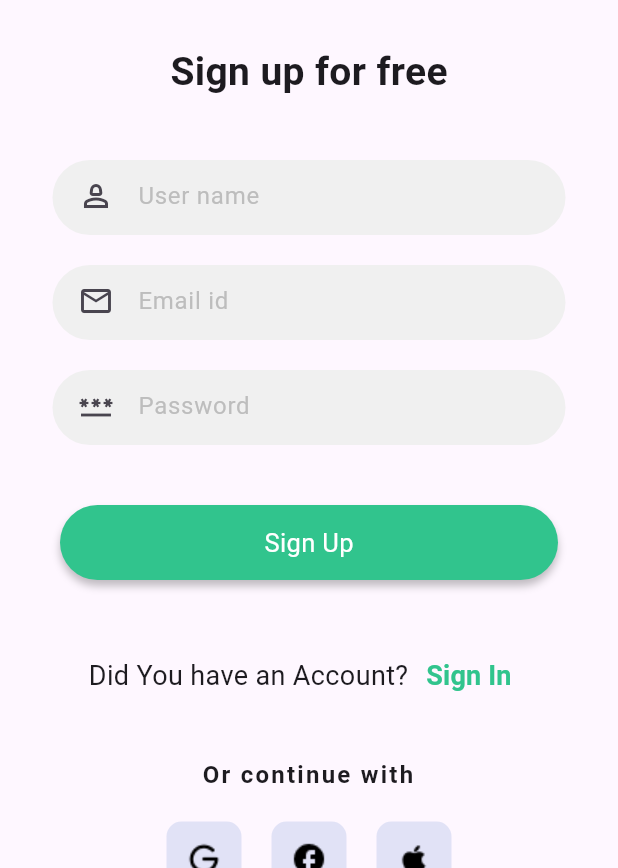
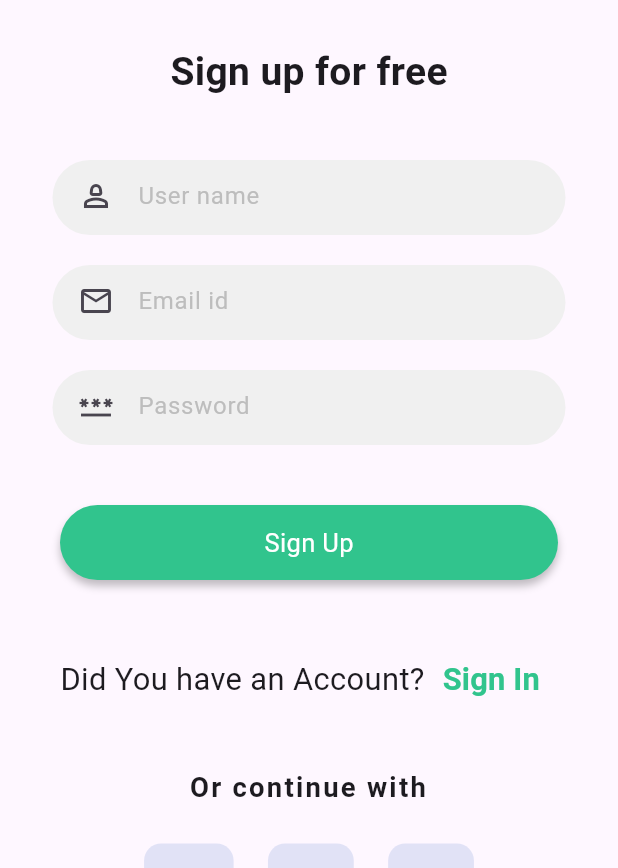
Before and after one commit to Aksharpatel06/chat_app, a Flutter app: the SignUpPage screen opened by its route, on a phone screen of 412 x 824 dp, the part 368-1236 px from its top. Run offline on Flutter 3.47's test engine with Material 3 defaults, Android fonts, the phone set to English and light mode, and no system bars; our stand-ins replace cloud_firestore, firebase_auth, firebase_core, flutter_local_notifications, flutter_screenutil, fluttertoast and 4 more; accounts and stored records are empty; statements that could not run were skipped.

Commit message:
26-08-2024

```diff
--- a/lib/view/controller/theme_controller.dart
+++ b/lib/view/controller/theme_controller.dart
@@ -3,22 +3,21 @@ import 'package:get/get.dart';
 
 class ThemeController extends GetxController {
   var themeMode = ThemeMode.system.obs;
+  var isTextFiled = const Color(0xffF0F0F0).obs;
 
   @override
   void onInit() {
     // TODO: implement onInit
     super.onInit();
-    if(ThemeMode.system==ThemeMode.dark)
-      {
-        print("${themeMode}---- dark");
-      }else if(ThemeMode.system==ThemeMode.light){
-        print("${themeMode}---- light");
-
-    }else{
+    if (ThemeMode.system == ThemeMode.dark) {
+      print("${themeMode}---- dark");
+    } else if (ThemeMode.system == ThemeMode.light) {
+      print("${themeMode}---- light");
+    } else {
       print('hello');
     }
+  }
 
-  }
   void changeMode() {
     if (themeMode.value == ThemeMode.dark) {
       themeMode.value = ThemeMode.light;
--- a/lib/view/helper/google_firebase_services.dart
+++ b/lib/view/helper/google_firebase_services.dart
@@ -116,12 +116,12 @@ class GoogleFirebaseServices {
 
   User? currentUser() {
     User? user = auth.currentUser;
-    if (user != null) {
-      print("email:${user.email}");
+    // if (user != null) {
+      print("email:${user!.email}");
       print(user.displayName);
       print("phone:${user.phoneNumber}");
       print(user.photoURL);
-    }
+    // }
     return user;
   }
 
--- a/lib/view/helper/notification_services.dart
+++ b/lib/view/helper/notification_services.dart
@@ -35,7 +35,6 @@ class NotificationServices {
 
     NotificationDetails notificationDetails =
     NotificationDetails(android: androidNotificationDetails);
-
     await flutterLocalNotificationsPlugin.show(
         id,
         title,
--- a/lib/view/screen/chat/componects/textfield_button.dart
+++ b/lib/view/screen/chat/componects/textfield_button.dart
@@ -69,6 +69,8 @@ class MessageTextFieldAndButton extends StatelessWidget {
                 () => FloatingActionButton(
                   shape: const CircleBorder(),
                   onPressed: () {
+                    if(controller.txtChats.text.isNotEmpty)
+                      {
                         Map<String, dynamic> chat = {
                           'sender': GoogleFirebaseServices.googleFirebaseServices
                               .currentUser()!
@@ -91,6 +93,7 @@ class MessageTextFieldAndButton extends StatelessWidget {
                           controller.receiverEmail.value,
                         );
                         controller.txtChats.clear();
+                      }
                   },
                   child: controller.chatMessage.value.isEmpty
                       ? const Icon(Icons.mic)
--- a/lib/view/screen/home/home_page.dart
+++ b/lib/view/screen/home/home_page.dart
@@ -13,8 +13,11 @@ class HomePage extends StatelessWidget {
 
   @override
   Widget build(BuildContext context) {
+
+
     ThemeController themeController = Get.find();
     ChatController chatController = Get.find();
+
     return Scaffold(
       appBar: AppBar(
         automaticallyImplyLeading: false,
--- a/lib/view/screen/sign/componects/continue_with_other_browser.dart
+++ b/lib/view/screen/sign/componects/continue_with_other_browser.dart
@@ -1,5 +1,6 @@
 import 'package:chat_app/view/helper/google_firebase_services.dart';
 import 'package:flutter/material.dart';
+import 'package:flutter_screenutil/flutter_screenutil.dart';
 import 'package:fluttertoast/fluttertoast.dart';
 import 'package:get/get.dart';
 
@@ -15,17 +16,17 @@ class ContinueWithOtherBrowser extends StatelessWidget {
   Widget build(BuildContext context) {
     return Column(
       children: [
-        const SizedBox(
-          height: 10,
+         SizedBox(
+          height: 10.h,
         ),
         Row(
           mainAxisAlignment: MainAxisAlignment.center,
           children: [
-            const Text(
+             Text(
               'Did You have an Account?',
               textAlign: TextAlign.center,
               style: TextStyle(
-                fontSize: 18,
+                fontSize: 18.sp,
                 fontWeight: FontWeight.w400,
               ),
             ),
@@ -40,8 +41,8 @@ class ContinueWithOtherBrowser extends StatelessWidget {
               child: Text(
                 sign,
                 textAlign: TextAlign.center,
-                style: const TextStyle(
-                  fontSize: 18,
+                style:  TextStyle(
+                  fontSize: 18.sp,
                   color: Color(0xff31C48D),
                   fontWeight: FontWeight.w600,
                 ),
@@ -49,20 +50,20 @@ class ContinueWithOtherBrowser extends StatelessWidget {
             ),
           ],
         ),
-        const SizedBox(
-          height: 30,
+         SizedBox(
+          height: 30.h,
         ),
-        const Text(
+         Text(
           'Or continue with',
           textAlign: TextAlign.center,
           style: TextStyle(
-            fontSize: 16,
+            fontSize: 16.sp,
             letterSpacing: 1.5,
             fontWeight: FontWeight.w600,
           ),
         ),
-        const SizedBox(
-          height: 20,
+         SizedBox(
+          height: 20.h,
         ),
         Row(
           mainAxisAlignment: MainAxisAlignment.center,
@@ -78,10 +79,10 @@ class ContinueWithOtherBrowser extends StatelessWidget {
                 }
               },
               child: Container(
-                height: 50,
-                width: 50,
+                height: 50.h,
+                width: 50.h,
                 decoration: BoxDecoration(
-                  borderRadius: BorderRadius.circular(10),
+                  borderRadius: BorderRadius.circular(10.r),
                   color: const Color(0xffc5cdee).withOpacity(0.5),
                   image: const DecorationImage(
                     image: AssetImage('asset/sign in/google.png'),
@@ -89,16 +90,16 @@ class ContinueWithOtherBrowser extends StatelessWidget {
                 ),
               ),
             ),
-            const SizedBox(
-              width: 20,
+             SizedBox(
+              width: 20.w,
             ),
             GestureDetector(
               onTap: () async {},
               child: Container(
-                height: 50,
-                width: 50,
+                height: 50.h,
+                width: 50.w,
                 decoration: BoxDecoration(
-                  borderRadius: BorderRadius.circular(10),
+                  borderRadius: BorderRadius.circular(10.r),
                   color: const Color(0xffc5cdee).withOpacity(0.5),
                   image: const DecorationImage(
                     image: AssetImage('asset/sign in/facebook.png'),
@@ -106,14 +107,14 @@ class ContinueWithOtherBrowser extends StatelessWidget {
                 ),
               ),
             ),
-            const SizedBox(
-              width: 20,
+             SizedBox(
+              width: 20.w,
             ),
             Container(
-              height: 50,
-              width: 50,
+              height: 50.h,
+              width: 50.w,
               decoration: BoxDecoration(
-                borderRadius: BorderRadius.circular(10),
+                borderRadius: BorderRadius.circular(10.r),
                 color: const Color(0xffc5cdee).withOpacity(0.5),
                 image: const DecorationImage(
                   image: AssetImage('asset/sign in/apple.png'),
--- a/pubspec.yaml
+++ b/pubspec.yaml
@@ -45,7 +45,8 @@ dependencies:
   stylish_bottom_bar: ^1.1.0
   flutter_local_notifications: ^17.2.2
   timezone: ^0.9.4
-#  zego_uikit_signaling_plugin: ^2.8.2
+  flutter_screenutil: ^5.9.3
+
 
 
 
```
Also changed, not shown: lib/main.dart (+120 -5 lines), lib/view/controller/chat_controller.dart (+20 -0 lines), lib/view/helper/user_services.dart (+14 -10 lines), lib/view/screen/chat/chat_page.dart (+31 -37 lines), lib/view/screen/otp/mobile/otp_page.dart (+42 -42 lines), lib/view/screen/otp/verify/otp_verify_page.dart (+14 -13 lines), pubspec.lock, 1 other file. Lines whose indentation alone changed are shown as unchanged.
